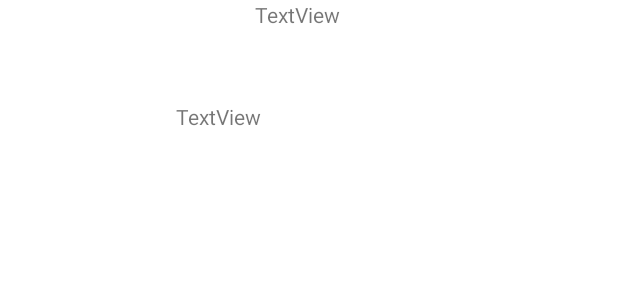
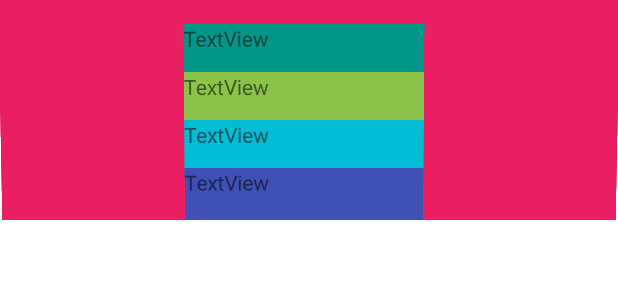
Before and after one commit to Dejdesboisjolis/DeliRestoNew2.0, an Android app: the layout cell_ble_device.xml on its own in the app's theme, with its tools: preview values and no code run, on a phone screen of 412 x 824 dp. Shown: the top 300 px of the screen. Run offline under Robolectric (Android 15) with nearby library versions, the phone set to English and light mode, and no system bars; network calls fail.

Commit message:
21:00 3 Mai Version

```diff
--- a/app/src/main/java/fr/isen/lebonj/delirestonew/BleScanAdapter.kt
+++ b/app/src/main/java/fr/isen/lebonj/delirestonew/BleScanAdapter.kt
@@ -1,14 +1,10 @@
 package fr.isen.lebonj.delirestonew
 
-import android.bluetooth.BluetoothDevice
 import android.bluetooth.le.ScanResult
 import android.view.LayoutInflater
-import android.view.View
 import android.view.ViewGroup
 import android.widget.TextView
-import androidx.constraintlayout.widget.ConstraintLayout
 import androidx.recyclerview.widget.RecyclerView
-import fr.isen.lebonj.delirestonew.databinding.ActivityBleScanBinding
 import fr.isen.lebonj.delirestonew.databinding.CellBleDeviceBinding
 
 class BleScanAdapter(private val listBLE: MutableList<ScanResult>,
@@ -21,19 +17,25 @@ class BleScanAdapter(private val listBLE: MutableList<ScanResult>,
 
     class ViewHolder(binding: CellBleDeviceBinding) : RecyclerView.ViewHolder(binding.root) {
         val layout = binding.root
-        val BleName: TextView = itemView.findViewById(R.id.BleName)
-        val BleAdresse: TextView = itemView.findViewById(R.id.BleAdresse)
+        val BleName: TextView = itemView.findViewById(R.id.bleName)
+        val BleAdresse: TextView = itemView.findViewById(R.id.bleAdresse)
+        val numberID: TextView = itemView.findViewById(R.id.numberID)
+        val PowerBle: TextView = itemView.findViewById(R.id.powerBle)
+
     }
 
     override fun onBindViewHolder(holder: ViewHolder, position: Int) {
         holder.BleName.text=listBLE[position].scanRecord?.deviceName.toString()
-        holder.BleAdresse.text=listBLE[position].device.toString()
+        holder.BleAdresse.text= "MAC : " +listBLE[position].device.address.toString()
+        holder.numberID.text =listBLE[position].scanRecord?.advertiseFlags.toString()
+
+        if(listBLE[position].scanRecord?.txPowerLevel !=null)
+        {
+            holder.PowerBle.text = "Puissance :"+listBLE[position].scanRecord?.txPowerLevel.toString()
+        }
+
         holder.layout.setOnClickListener {
             clickListener.invoke(listBLE[position])
-
-
-
-
         }
 
     }
--- a/app/src/main/java/fr/isen/lebonj/delirestonew/CategoryAdapter.kt
+++ b/app/src/main/java/fr/isen/lebonj/delirestonew/CategoryAdapter.kt
@@ -32,22 +32,16 @@ class CategoryAdapter(private val categories: List<Item>, private val clickListe
 
         holder.layout.setOnClickListener{
             clickListener.invoke(categories[position])
-
         }
     }
-
     override fun getItemCount(): Int {
         return categories.size
-
     }
-
     class CategoryViewHolder(binding: CellCategoryBinding) : RecyclerView.ViewHolder(binding.root) {
         val title : TextView = itemView.findViewById(R.id.cellBleDeviceName)
         val layout = itemView.findViewById<View>(R.id.cellLayout)
         val image = binding.cellCategoryImage
         val price = binding.cellCategoryPrice
-
-
     }
 
     interface onItemClickListener{
--- a/app/src/main/res/layout/activity_ble_scan.xml
+++ b/app/src/main/res/layout/activity_ble_scan.xml
@@ -9,9 +9,10 @@
         android:id="@+id/bleScanTitle"
         android:layout_width="wrap_content"
         android:layout_height="wrap_content"
-        android:layout_marginTop="32dp"
+        android:layout_marginTop="16dp"
         android:text="Bluetooth"
         app:layout_constraintEnd_toStartOf="@+id/bleScanPlayPauseAction"
+        app:layout_constraintHorizontal_bias="0.598"
         app:layout_constraintStart_toStartOf="parent"
         app:layout_constraintTop_toTopOf="parent" />
 
@@ -53,10 +54,11 @@
         android:id="@+id/bleScanPlayPauseAction"
         android:layout_width="wrap_content"
         android:layout_height="wrap_content"
-        android:layout_marginBottom="536dp"
+        android:layout_marginBottom="552dp"
+        android:text="Scan"
         app:layout_constraintBottom_toBottomOf="parent"
         app:layout_constraintEnd_toEndOf="parent"
-        app:layout_constraintHorizontal_bias="0.848"
+        app:layout_constraintHorizontal_bias="0.978"
         app:layout_constraintStart_toStartOf="parent" />
 
 </androidx.constraintlayout.widget.ConstraintLayout>
--- a/app/src/main/res/layout/activity_detail_ble.xml
+++ b/app/src/main/res/layout/activity_detail_ble.xml
@@ -8,7 +8,7 @@
     tools:context=".DetailBleActivity">
 
     <TextView
-        android:id="@+id/BleName"
+        android:id="@+id/bleName"
         android:layout_width="wrap_content"
         android:layout_height="wrap_content"
         android:layout_marginTop="24dp"
--- a/app/src/main/res/layout/cell_ble_device.xml
+++ b/app/src/main/res/layout/cell_ble_device.xml
@@ -4,27 +4,57 @@
     xmlns:tools="http://schemas.android.com/tools"
     android:id="@+id/CellDeviceLayout"
     android:layout_width="match_parent"
-    android:layout_height="wrap_content">
+    android:layout_height="wrap_content"
+    android:background="#E91E63"
+    android:backgroundTint="#E91E63"
+    android:rotationX="-2">
 
     <TextView
-        android:id="@+id/BleName"
-        android:layout_width="88dp"
-        android:layout_height="29dp"
+        android:id="@+id/bleName"
+        android:layout_width="160dp"
+        android:layout_height="35dp"
+        android:layout_marginTop="16dp"
+        android:background="#009688"
         android:text="TextView"
-        app:layout_constraintBottom_toBottomOf="parent"
         app:layout_constraintEnd_toEndOf="parent"
-        app:layout_constraintHorizontal_bias="0.524"
+        app:layout_constraintHorizontal_bias="0.486"
         app:layout_constraintStart_toStartOf="parent"
-        app:layout_constraintTop_toTopOf="parent"
-        app:layout_constraintVertical_bias="0.0" />
+        app:layout_constraintTop_toTopOf="parent" />
 
     <TextView
-        android:id="@+id/BleAdresse"
-        android:layout_width="177dp"
-        android:layout_height="18dp"
-        android:layout_marginTop="68dp"
+        android:id="@+id/bleAdresse"
+        android:layout_width="160dp"
+        android:layout_height="35dp"
+        android:layout_marginTop="48dp"
+        android:background="#8BC34A"
         android:text="TextView"
         app:layout_constraintEnd_toEndOf="parent"
+        app:layout_constraintHorizontal_bias="0.486"
         app:layout_constraintStart_toStartOf="parent"
         app:layout_constraintTop_toTopOf="parent" />
+
+    <TextView
+        android:id="@+id/numberID"
+        android:layout_width="160dp"
+        android:layout_height="35dp"
+        android:layout_marginTop="80dp"
+        android:background="#00BCD4"
+        android:text="TextView"
+        app:layout_constraintEnd_toEndOf="parent"
+        app:layout_constraintHorizontal_bias="0.486"
+        app:layout_constraintStart_toStartOf="parent"
+        app:layout_constraintTop_toTopOf="parent" />
+
+    <TextView
+        android:id="@+id/powerBle"
+        android:layout_width="160dp"
+        android:layout_height="35dp"
+        android:layout_marginTop="112dp"
+        android:background="#3F51B5"
+        android:text="TextView"
+        app:layout_constraintEnd_toEndOf="parent"
+        app:layout_constraintHorizontal_bias="0.486"
+        app:layout_constraintStart_toStartOf="parent"
+        app:layout_constraintTop_toTopOf="parent" />
+
 </androidx.constraintlayout.widget.ConstraintLayout>
```
